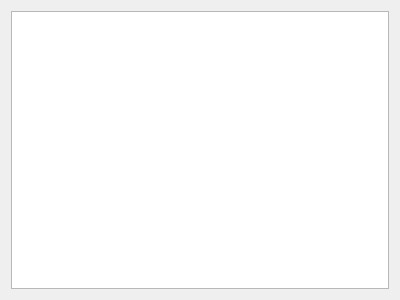
First picture: the form in Windows/src/Public/LogWidget.ui, repository volcengine/VolcEngineRTC, before the edit.
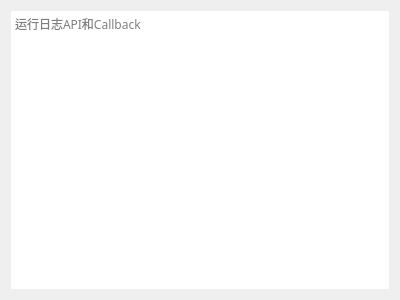
Second picture: the form after the edit.

Patch:
```diff
--- a/Windows/src/Public/LogWidget.ui
+++ b/Windows/src/Public/LogWidget.ui
@@ -15,7 +15,28 @@
   </property>
   <layout class="QVBoxLayout" name="verticalLayout">
    <item>
-    <widget class="QTextEdit" name="textEdit"/>
+    <widget class="QTextEdit" name="textEdit">
+     <property name="styleSheet">
+      <string notr="true">color: var(--text-color-text-2, #42464E);
+font-family: Menlo;
+font-size: 12px;
+font-style: normal;
+font-weight: 400;
+line-height: 150%; </string>
+     </property>
+     <property name="frameShape">
+      <enum>QFrame::NoFrame</enum>
+     </property>
+     <property name="frameShadow">
+      <enum>QFrame::Plain</enum>
+     </property>
+     <property name="lineWidth">
+      <number>0</number>
+     </property>
+     <property name="placeholderText">
+      <string>运行日志API和Callback</string>
+     </property>
+    </widget>
    </item>
   </layout>
  </widget>
```
